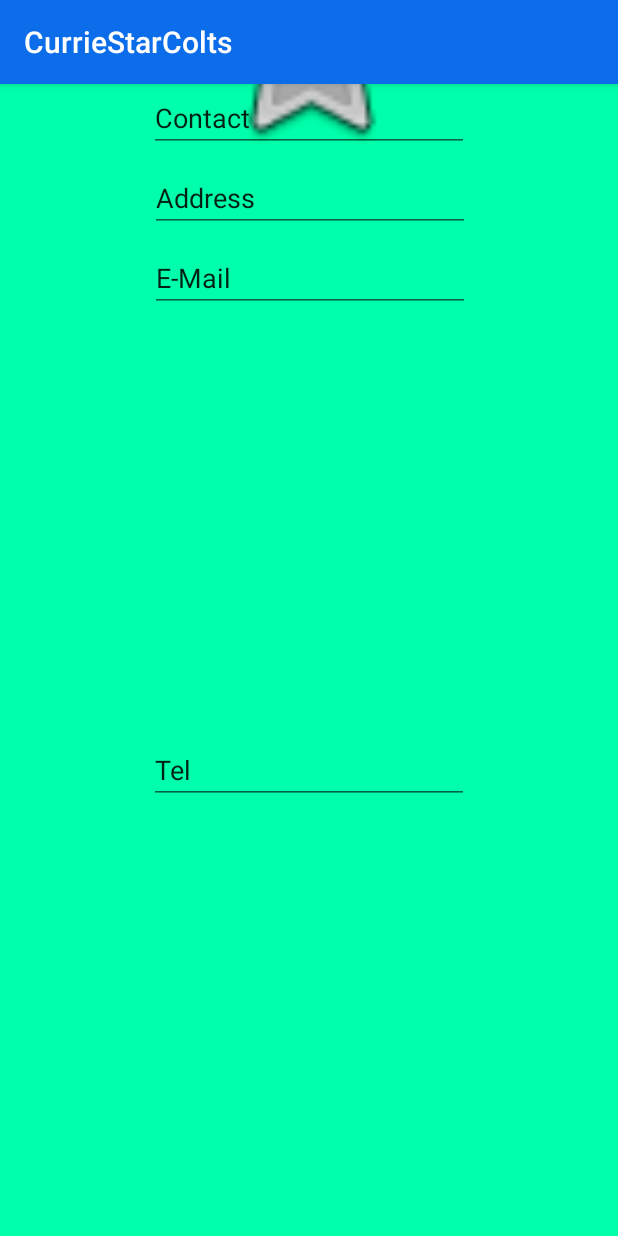
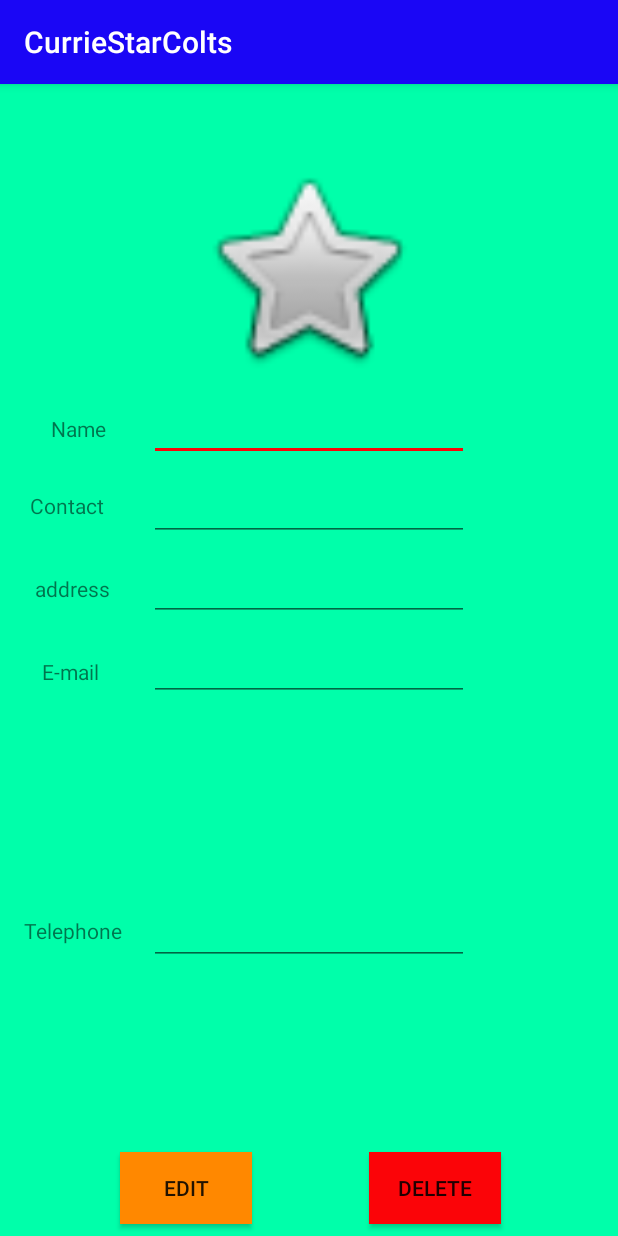
Before and after one commit to Gdoran1/Android_project, an Android app: the ProfileActivity screen opened directly, with no data from a screen before it, on a phone screen of 412 x 824 dp. Run offline under Robolectric (Android 15) with nearby library versions, the phone set to English and light mode, and no system bars.

Commit message:
table refactored

```diff
--- a/app/src/main/res/layout/activity_profile.xml
+++ b/app/src/main/res/layout/activity_profile.xml
@@ -11,16 +11,14 @@
         android:id="@+id/editText_name"
         android:layout_width="wrap_content"
         android:layout_height="wrap_content"
-        android:layout_marginBottom="8dp"
         android:layout_marginEnd="8dp"
         android:layout_marginStart="8dp"
+        android:layout_marginTop="8dp"
         android:ems="10"
         android:inputType="textPersonName"
-        android:text="Name"
-        app:layout_constraintBottom_toTopOf="@+id/editText_contact"
         app:layout_constraintEnd_toEndOf="parent"
-        app:layout_constraintHorizontal_bias="0.503"
-        app:layout_constraintStart_toStartOf="parent" />
+        app:layout_constraintStart_toStartOf="parent"
+        app:layout_constraintTop_toBottomOf="@+id/image_player" />
 
     <EditText
         android:id="@+id/editText_address"
@@ -31,9 +29,7 @@
         android:layout_marginTop="8dp"
         android:ems="10"
         android:inputType="textPostalAddress"
-        android:text="Address"
         app:layout_constraintEnd_toEndOf="parent"
-        app:layout_constraintHorizontal_bias="0.503"
         app:layout_constraintStart_toStartOf="parent"
         app:layout_constraintTop_toBottomOf="@+id/editText_contact" />
 
@@ -46,23 +42,19 @@
         android:layout_marginTop="8dp"
         android:ems="10"
         android:inputType="textEmailAddress"
-        android:text="E-Mail"
         app:layout_constraintEnd_toEndOf="parent"
-        app:layout_constraintHorizontal_bias="0.503"
         app:layout_constraintStart_toStartOf="parent"
         app:layout_constraintTop_toBottomOf="@+id/editText_address" />
 
     <EditText
         android:id="@+id/editText_tel"
         android:layout_width="wrap_content"
-        android:layout_height="39dp"
-        android:layout_marginBottom="8dp"
+        android:layout_height="55dp"
+        android:layout_marginBottom="60dp"
         android:layout_marginEnd="8dp"
         android:layout_marginStart="8dp"
-        android:layout_marginTop="8dp"
         android:ems="10"
         android:inputType="phone"
-        android:text="Tel"
         app:layout_constraintBottom_toBottomOf="parent"
         app:layout_constraintEnd_toEndOf="parent"
         app:layout_constraintStart_toStartOf="parent"
@@ -74,25 +66,120 @@
         android:layout_height="wrap_content"
         android:layout_marginEnd="8dp"
         android:layout_marginStart="8dp"
+        android:layout_marginTop="8dp"
         android:ems="10"
         android:inputType="textPersonName"
-        android:text="Contact"
         app:layout_constraintEnd_toEndOf="parent"
         app:layout_constraintStart_toStartOf="parent"
-        tools:layout_editor_absoluteY="246dp" />
+        app:layout_constraintTop_toBottomOf="@+id/editText_name" />
 
     <ImageView
         android:id="@+id/image_player"
         android:layout_width="150dp"
         android:layout_height="150dp"
-        android:layout_marginBottom="8dp"
         android:layout_marginEnd="8dp"
         android:layout_marginStart="8dp"
-        android:layout_marginTop="8dp"
-        app:layout_constraintBottom_toTopOf="@+id/editText_name"
+        android:layout_marginTop="48dp"
         app:layout_constraintEnd_toEndOf="parent"
+        app:layout_constraintHorizontal_bias="0.497"
         app:layout_constraintStart_toStartOf="parent"
         app:layout_constraintTop_toTopOf="parent"
         app:srcCompat="@android:drawable/btn_star" />
 
+    <TextView
+        android:id="@+id/Name"
+        android:layout_width="wrap_content"
+        android:layout_height="wrap_content"
+        android:layout_marginEnd="8dp"
+        android:layout_marginStart="16dp"
+        android:layout_marginTop="220dp"
+        android:text="@string/Name"
+        app:layout_constraintEnd_toStartOf="@+id/editText_name"
+        app:layout_constraintHorizontal_bias="0.462"
+        app:layout_constraintStart_toStartOf="parent"
+        app:layout_constraintTop_toTopOf="parent"
+        tools:text="@string/Name" />
+
+    <TextView
+        android:id="@+id/Contact"
+        android:layout_width="wrap_content"
+        android:layout_height="wrap_content"
+        android:layout_marginEnd="16dp"
+        android:layout_marginStart="8dp"
+        android:layout_marginTop="32dp"
+        android:text="@string/Contact"
+        app:layout_constraintEnd_toStartOf="@+id/editText_contact"
+        app:layout_constraintHorizontal_bias="0.465"
+        app:layout_constraintStart_toStartOf="parent"
+        app:layout_constraintTop_toBottomOf="@+id/Name"
+        tools:text="@string/Contact" />
+
+    <TextView
+        android:id="@+id/address"
+        android:layout_width="wrap_content"
+        android:layout_height="wrap_content"
+        android:layout_marginEnd="8dp"
+        android:layout_marginStart="8dp"
+        android:layout_marginTop="36dp"
+        android:text="@string/address"
+        app:layout_constraintEnd_toStartOf="@+id/editText_address"
+        app:layout_constraintHorizontal_bias="0.454"
+        app:layout_constraintStart_toStartOf="parent"
+        app:layout_constraintTop_toBottomOf="@+id/Contact" />
+
+    <TextView
+        android:id="@+id/email"
+        android:layout_width="wrap_content"
+        android:layout_height="wrap_content"
+        android:layout_marginEnd="8dp"
+        android:layout_marginStart="8dp"
+        android:layout_marginTop="36dp"
+        android:text="@string/Email"
+        app:layout_constraintEnd_toStartOf="@+id/editText_email"
+        app:layout_constraintHorizontal_bias="0.44"
+        app:layout_constraintStart_toStartOf="parent"
+        app:layout_constraintTop_toBottomOf="@+id/address" />
+
+    <TextView
+        android:id="@+id/telephone"
+        android:layout_width="wrap_content"
+        android:layout_height="wrap_content"
+        android:layout_marginBottom="80dp"
+        android:layout_marginEnd="8dp"
+        android:layout_marginStart="8dp"
+        android:layout_marginTop="8dp"
+        android:text="@string/telephone"
+        app:layout_constraintBottom_toBottomOf="parent"
+        app:layout_constraintEnd_toStartOf="@+id/editText_tel"
+        app:layout_constraintHorizontal_bias="0.452"
+        app:layout_constraintStart_toStartOf="parent"
+        app:layout_constraintTop_toBottomOf="@+id/email"
+        app:layout_constraintVertical_bias="0.56" />
+
+    <Button
+        android:id="@+id/edit_button"
+        android:layout_width="wrap_content"
+        android:layout_height="wrap_content"
+        android:layout_marginBottom="8dp"
+        android:layout_marginStart="80dp"
+        android:background="@android:color/holo_orange_dark"
+        android:text="@string/edit_button"
+        app:layout_constraintBottom_toBottomOf="parent"
+        app:layout_constraintStart_toStartOf="parent"
+        tools:text="@string/editButton" />
+
+    <Button
+        android:id="@+id/delete_button"
+        android:layout_width="wrap_content"
+        android:layout_height="wrap_content"
+        android:layout_marginBottom="8dp"
+        android:layout_marginEnd="8dp"
+        android:layout_marginStart="8dp"
+        android:background="@color/colorAccent"
+        android:text="@string/deleteButton"
+        app:layout_constraintBottom_toBottomOf="parent"
+        app:layout_constraintEnd_toEndOf="parent"
+        app:layout_constraintStart_toEndOf="@+id/edit_button"
+        tools:text="@string/deleteButton" />
+
 </android.support.constraint.ConstraintLayout>
--- a/app/src/main/res/values/colors.xml
+++ b/app/src/main/res/values/colors.xml
@@ -1,6 +1,6 @@
 <?xml version="1.0" encoding="utf-8"?>
 <resources>
-    <color name="colorPrimary">#0c6deb</color>
+    <color name="colorPrimary">#1a06f5</color>
     <color name="colorPrimaryDark">#1414e3</color>
-    <color name="colorAccent">#42fb04</color>
+    <color name="colorAccent">#fb0408</color>
 </resources>
--- a/app/src/main/res/values/strings.xml
+++ b/app/src/main/res/values/strings.xml
@@ -9,4 +9,11 @@
     <string name="editButton">EDIT</string>
     <string name="deleteButton">DELETE</string>
     <string name="squad_button">TEAM</string>
+    <string name="Name">Name</string>
+    <string name="Contact">Contact</string>
+    <string name="address">address</string>
+    <string name="Email">E-mail</string>
+    <string name="telephone">Telephone</string>
+    <string name="toggle_button">switch</string>
+    <string name="edit_button">EDIT</string>
 </resources>
```
Also changed, not shown: app/src/main/java/com/example/graemedoran/curriestarcolts/Controllers/DatabaseHelper.java (+21 -3 lines), app/src/main/res/layout/activity_about.xml (+14 -0 lines), app/src/main/res/layout/activity_squad.xml (+3 -30 lines), app/src/main/res/layout/squad_item.xml (+10 -7 lines).
